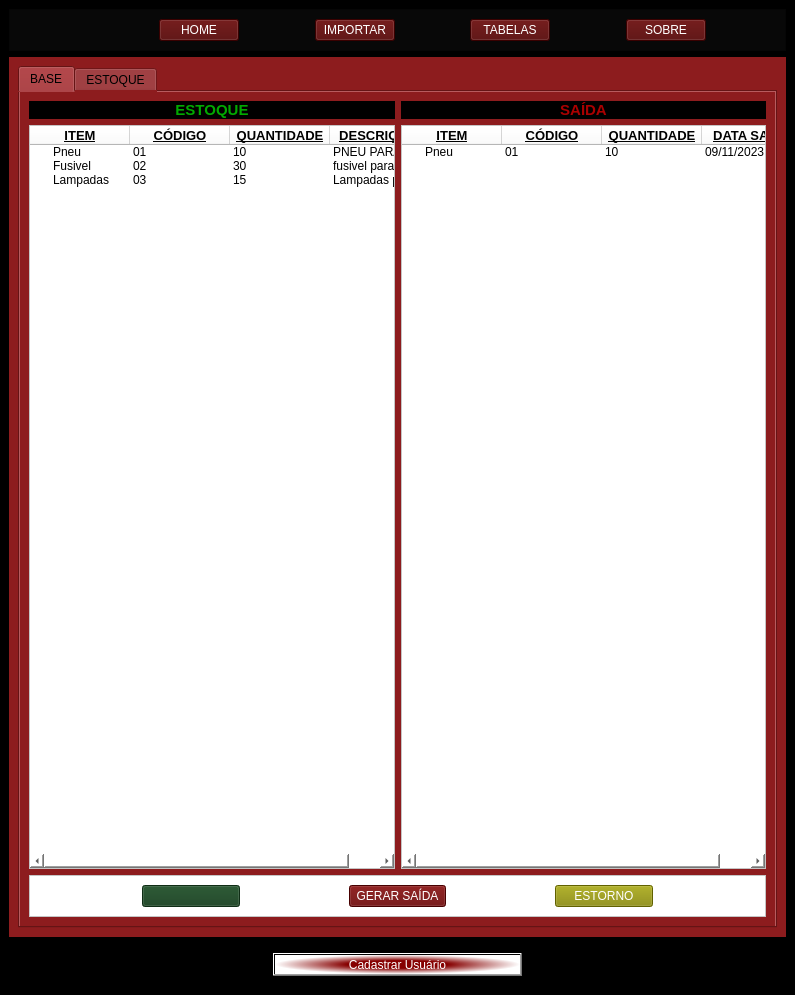
Qt form ui_main.ui (JoaoZurlo/Projeto-Integrador-II) before a commit.
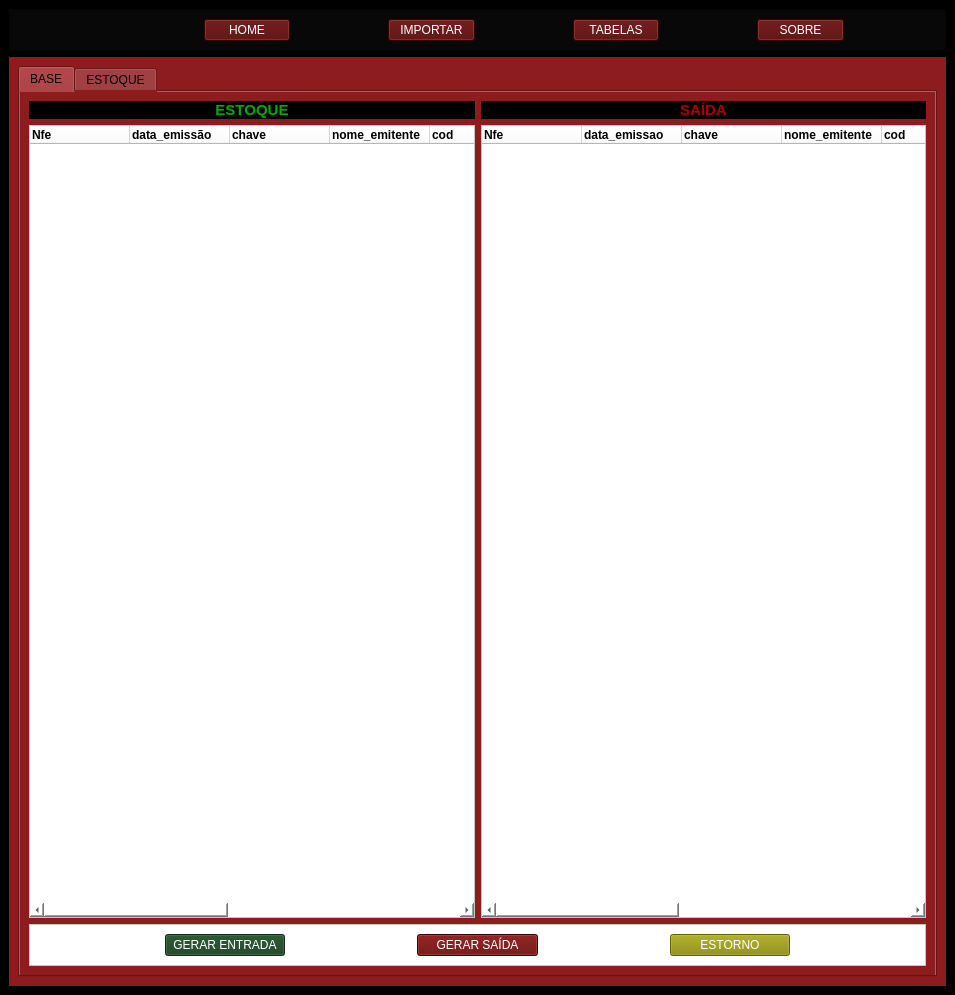
The same form after that commit. Icons and pictures are not drawn.

Patch:
```diff
--- a/ui_main.ui
+++ b/ui_main.ui
@@ -6,7 +6,7 @@
    <rect>
     <x>0</x>
     <y>0</y>
-    <width>795</width>
+    <width>955</width>
     <height>995</height>
    </rect>
   </property>
@@ -238,120 +238,114 @@
                     </property>
                     <column>
                      <property name="text">
-                      <string>ITEM</string>
+                      <string>Nfe</string>
                      </property>
                      <property name="font">
                       <font>
-                       <pointsize>10</pointsize>
                        <weight>75</weight>
                        <bold>true</bold>
-                       <underline>true</underline>
                       </font>
                      </property>
-                     <property name="textAlignment">
-                      <set>AlignCenter</set>
-                     </property>
                     </column>
                     <column>
                      <property name="text">
-                      <string>CÓDIGO</string>
+                      <string>data_emissão</string>
                      </property>
                      <property name="font">
                       <font>
-                       <pointsize>10</pointsize>
                        <weight>75</weight>
                        <bold>true</bold>
-                       <underline>true</underline>
                       </font>
                      </property>
-                     <property name="textAlignment">
-                      <set>AlignCenter</set>
-                     </property>
                     </column>
                     <column>
                      <property name="text">
-                      <string>QUANTIDADE</string>
+                      <string>chave</string>
                      </property>
                      <property name="font">
                       <font>
-                       <pointsize>10</pointsize>
                        <weight>75</weight>
                        <bold>true</bold>
-                       <underline>true</underline>
                       </font>
                      </property>
-                     <property name="textAlignment">
-                      <set>AlignCenter</set>
-                     </property>
                     </column>
                     <column>
                      <property name="text">
-                      <string>DESCRIÇÃO </string>
+                      <string>nome_emitente</string>
                      </property>
                      <property name="font">
                       <font>
-                       <pointsize>10</pointsize>
                        <weight>75</weight>
                        <bold>true</bold>
-                       <underline>true</underline>
-                       <strikeout>false</strikeout>
                       </font>
                      </property>
-                     <property name="textAlignment">
-                      <set>AlignCenter</set>
-                     </property>
-                     <property name="foreground">
-                      <brush brushstyle="SolidPattern">
-                       <color alpha="255">
-                        <red>0</red>
-                        <green>0</green>
-                        <blue>0</blue>
-                       </color>
-                      </brush>
-                     </property>
                     </column>
-                    <item>
+                    <column>
                      <property name="text">
-                      <string>Pneu </string>
+                      <string>cod</string>
                      </property>
-                     <property name="text">
-                      <string>01</string>
+                     <property name="font">
+                      <font>
+                       <weight>75</weight>
+                       <bold>true</bold>
+                      </font>
                      </property>
+                    </column>
+                    <column>
                      <property name="text">
-                      <string>10</string>
+                      <string>qntd</string>
                      </property>
-                     <property name="text">
-                      <string>PNEU PARA CAMINHOES </string>
+                     <property name="font">
+                      <font>
+                       <weight>75</weight>
+                       <bold>true</bold>
+                      </font>
                      </property>
-                    </item>
-                    <item>
+                    </column>
+                    <column>
                      <property name="text">
-                      <string>Fusivel </string>
+                      <string>descrição</string>
                      </property>
-                     <property name="text">
-                      <string>02</string>
+                     <property name="font">
+                      <font>
+                       <weight>75</weight>
+                       <bold>true</bold>
+                      </font>
                      </property>
+                    </column>
+                    <column>
                      <property name="text">
-                      <string>30</string>
+                      <string>data_importação</string>
                      </property>
-                     <property name="text">
-                      <string>fusivel para funcionamento do sistema eletrico</string>
+                     <property name="font">
+                      <font>
+                       <weight>75</weight>
+                       <bold>true</bold>
+                      </font>
                      </property>
-                    </item>
-                    <item>
+                    </column>
+                    <column>
                      <property name="text">
-                      <string>Lampadas </string>
+                      <string>usuario</string>
                      </property>
-                     <property name="text">
-                      <string>03</string>
+                     <property name="font">
+                      <font>
+                       <weight>75</weight>
+                       <bold>true</bold>
+                      </font>
                      </property>
+                    </column>
+                    <column>
                      <property name="text">
-                      <string>15</string>
+                      <string>data_saida</string>
                      </property>
-                     <property name="text">
-                      <string>Lampadas para farois dos tratores</string>
+                     <property name="font">
+                      <font>
+                       <weight>75</weight>
+                       <bold>true</bold>
+                      </font>
                      </property>
-                    </item>
+                    </column>
                    </widget>
                   </item>
                  </layout>
@@ -375,101 +369,114 @@
                     </property>
                     <column>
                      <property name="text">
-                      <string>ITEM</string>
+                      <string>Nfe</string>
                      </property>
                      <property name="font">
                       <font>
-                       <pointsize>10</pointsize>
                        <weight>75</weight>
                        <bold>true</bold>
-                       <underline>true</underline>
                       </font>
                      </property>
-                     <property name="textAlignment">
-                      <set>AlignCenter</set>
-                     </property>
                     </column>
                     <column>
                      <property name="text">
-                      <string>CÓDIGO</string>
+                      <string>data_emissao</string>
                      </property>
                      <property name="font">
                       <font>
-                       <pointsize>10</pointsize>
                        <weight>75</weight>
                        <bold>true</bold>
-                       <underline>true</underline>
                       </font>
                      </property>
-                     <property name="textAlignment">
-                      <set>AlignCenter</set>
-                     </property>
                     </column>
                     <column>
                      <property name="text">
-                      <string>QUANTIDADE</string>
+                      <string>chave</string>
                      </property>
                      <property name="font">
                       <font>
-                       <pointsize>10</pointsize>
                        <weight>75</weight>
                        <bold>true</bold>
-                       <underline>true</underline>
                       </font>
                      </property>
-                     <property name="textAlignment">
-                      <set>AlignCenter</set>
+                    </column>
+                    <column>
+                     <property name="text">
+                      <string>nome_emitente</string>
                      </property>
-                     <property name="foreground">
-                      <brush brushstyle="SolidPattern">
-                       <color alpha="255">
-                        <red>0</red>
-                        <green>0</green>
-                        <blue>0</blue>
-                       </color>
-                      </brush>
+                     <property name="font">
+                      <font>
+                       <weight>75</weight>
+                       <bold>true</bold>
+                      </font>
                      </property>
                     </column>
                     <column>
                      <property name="text">
-                      <string>DATA SAÍDA</string>
+                      <string>cod</string>
                      </property>
                      <property name="font">
                       <font>
-                       <pointsize>10</pointsize>
                        <weight>75</weight>
                        <bold>true</bold>
-                       <underline>true</underline>
-                       <strikeout>false</strikeout>
                       </font>
                      </property>
-                     <property name="textAlignment">
-                      <set>AlignCenter</set>
+                    </column>
+                    <column>
+                     <property name="text">
+                      <string>qntd</string>
                      </property>
-                     <property name="foreground">
-                      <brush brushstyle="SolidPattern">
-                       <color alpha="255">
-                        <red>0</red>
-                        <green>0</green>
-                        <blue>0</blue>
-                       </color>
-                      </brush>
+                     <property name="font">
+                      <font>
+                       <weight>75</weight>
+                       <bold>true</bold>
+                      </font>
                      </property>
                     </column>
-                    <item>
+                    <column>
                      <property name="text">
-                      <string>Pneu</string>
+                      <string>descrição</string>
                      </property>
+                     <property name="font">
+                      <font>
+                       <weight>75</weight>
+                       <bold>true</bold>
+                      </font>
+                     </property>
+                    </column>
+                    <column>
                      <property name="text">
-                      <string>01</string>
+                      <string>data_importação</string>
                      </property>
+                     <property name="font">
+                      <font>
+                       <weight>75</weight>
+                       <bold>true</bold>
+                      </font>
+                     </property>
+                    </column>
+                    <column>
                      <property name="text">
-                      <string>10</string>
+                      <string>usuario</string>
                      </property>
+                     <property name="font">
+                      <font>
+                       <weight>75</weight>
+                       <bold>true</bold>
+                      </font>
+                     </property>
+                    </column>
+                    <column>
                      <property name="text">
-                      <string>09/11/2023</string>
+                      <string>data_saida</string>
                      </property>
-                    </item>
+                     <property name="font">
+                      <font>
+                       <weight>75</weight>
+                       <bold>true</bold>
+                      </font>
+                     </property>
+                    </column>
                    </widget>
                   </item>
                  </layout>
@@ -497,7 +504,7 @@
                   </widget>
                  </item>
                  <item>
-                  <widget class="QPushButton" name="btn_import">
+                  <widget class="QPushButton" name="btn_">
                    <property name="styleSheet">
                     <string notr="true">
 
@@ -520,7 +527,7 @@
 }</string>
                    </property>
                    <property name="text">
-                    <string/>
+                    <string>GERAR ENTRADA</string>
                    </property>
                   </widget>
                  </item>
@@ -1185,7 +1192,7 @@
            </widget>
           </item>
           <item>
-           <widget class="QPushButton" name="btn_importar">
+           <widget class="QPushButton" name="btn_import">
             <property name="layoutDirection">
              <enum>Qt::LeftToRight</enum>
             </property>
@@ -1233,70 +1240,6 @@
       </widget>
      </widget>
     </item>
-    <item>
-     <widget class="QFrame" name="frame_5">
-      <property name="styleSheet">
-       <string notr="true">background-color: rgb(0, 0, 0);</string>
-      </property>
-      <property name="frameShape">
-       <enum>QFrame::StyledPanel</enum>
-      </property>
-      <property name="frameShadow">
-       <enum>QFrame::Raised</enum>
-      </property>
-      <layout class="QHBoxLayout" name="horizontalLayout_7">
-       <item>
-        <widget class="QLabel" name="label_24">
-         <property name="text">
-          <string/>
-         </property>
-        </widget>
-       </item>
-       <item>
-        <widget class="QPushButton" name="BTN_PG_CADASTRO">
-         <property name="font">
-          <font>
-           <family>MS Shell Dlg 2</family>
-           <pointsize>9</pointsize>
-           <weight>9</weight>
-           <italic>false</italic>
-           <bold>false</bold>
-          </font>
-         </property>
-         <property name="styleSheet">
-          <string notr="true">QPushButton{
-	font: 75 11pt &quot;MS Shell Dlg 2&quot;;
-	background-color: qradialgradient(spread:pad, cx:0.5, cy:0.494, radius:0.5, fx:0.5, fy:0.5, stop:0.40796 rgba(134, 0, 0, 255), stop:1 rgba(255, 255, 255, 255));
-	color: rgb(255, 255, 255);
-	font: 75 9pt &quot;MS Shell Dlg 2&quot;;
-	
-
-}
-
-QPushButton:hover{
-
-	
-	background-color: rgb(255, 255, 255);
-	
-	color: rgb(0, 0, 0);
-
-}</string>
-         </property>
-         <property name="text">
-          <string>Cadastrar Usuário</string>
-         </property>
-        </widget>
-       </item>
-       <item>
-        <widget class="QLabel" name="label_27">
-         <property name="text">
-          <string/>
-         </property>
-        </widget>
-       </item>
-      </layout>
-     </widget>
-    </item>
    </layout>
    <zorder>frame</zorder>
    <zorder>frame_5</zorder>
```
Left out of the diff: 140 changed lines with no effect on the pictures.
